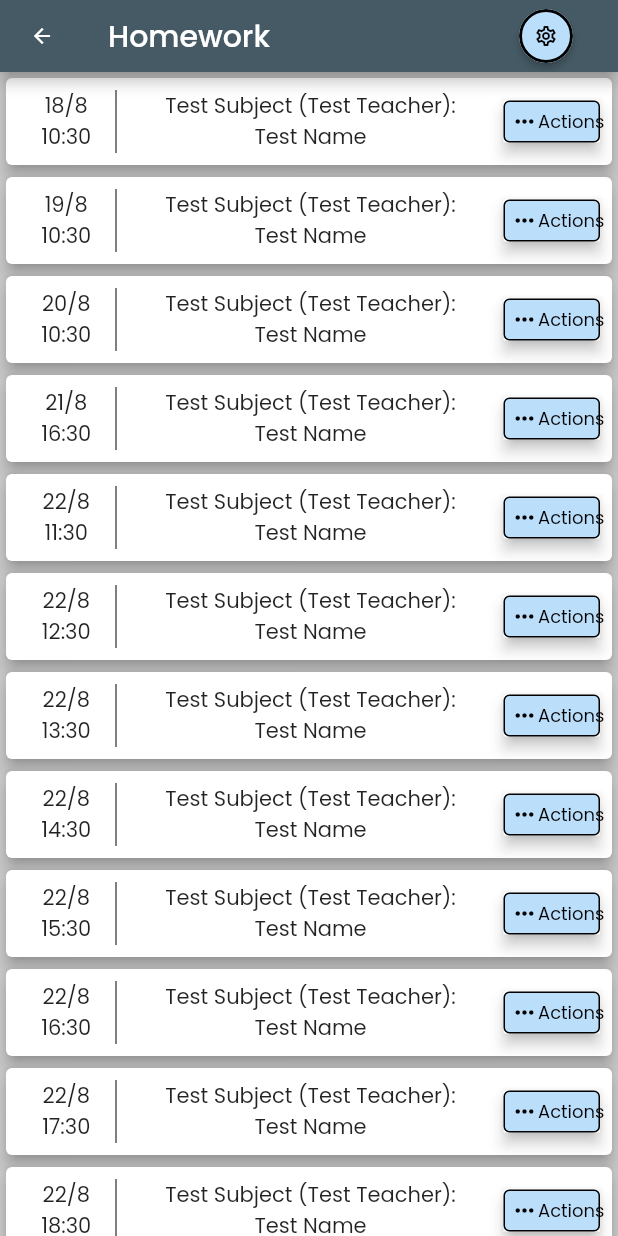
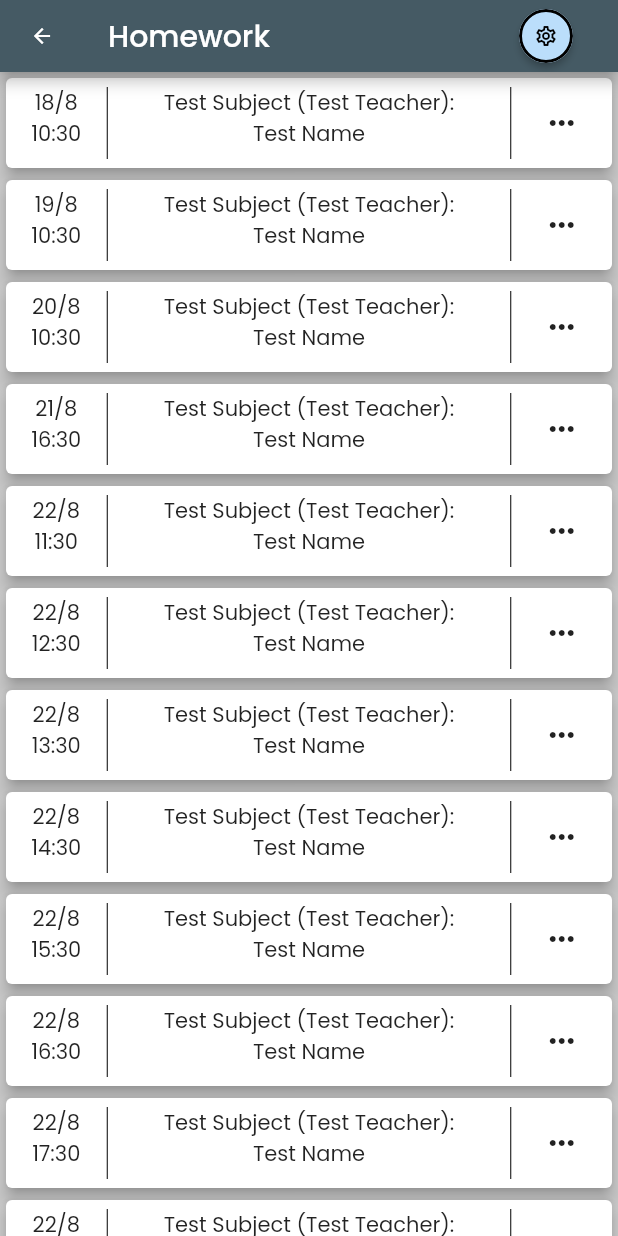
Before and after one commit to whitetxt/planner_app, a Flutter app: the HomeworkPage screen opened directly, on a phone screen of 412 x 824 dp. Run offline on Flutter 3.47's test engine with Material 2 defaults, Android fonts, the phone set to English and light mode, and no system bars; our stand-ins replace auto_size_text, google_fonts.

Commit message:
Fixed overflow on small screens on Homework page.

```diff
--- a/lib/homework.dart
+++ b/lib/homework.dart
@@ -30,7 +30,7 @@ class HomeworkWidget extends StatelessWidget {
     return Card(
       elevation: 4,
       child: Padding(
-        padding: const EdgeInsets.all(8.0),
+        padding: const EdgeInsets.fromLTRB(0, 6, 0, 6),
         child: IntrinsicHeight(
           child: Flex(
             direction: Axis.horizontal,
@@ -44,7 +44,7 @@ class HomeworkWidget extends StatelessWidget {
                   ],
                 ),
               ),
-              const VerticalDivider(width: 2),
+              const VerticalDivider(width: 1),
               Expanded(
                 flex: 4,
                 child: Column(
@@ -54,37 +54,11 @@ class HomeworkWidget extends StatelessWidget {
                   ],
                 ),
               ),
+              const VerticalDivider(width: 1),
               Expanded(
                 flex: 1,
                 child: PopupMenuButton(
-                  child: Material(
-                    elevation: 4,
-                    child: Container(
-                      decoration: BoxDecoration(
-                        borderRadius: BorderRadius.circular(4),
-                        border: Border.all(color: Colors.black),
-                        color: Theme.of(context).highlightColor,
-                      ),
-                      padding: const EdgeInsets.all(4),
-                      child: Row(
-                        mainAxisAlignment: MainAxisAlignment.center,
-                        children: const [
-                          Icon(
-                            Icons.more_horiz,
-                            color: Colors.black,
-                            size: 18,
-                          ),
-                          Text(
-                            "Actions",
-                            style: TextStyle(
-                              color: Colors.black,
-                              fontSize: 12,
-                            ),
-                          ),
-                        ],
-                      ),
-                    ),
-                  ),
+                  icon: const Icon(Icons.more_horiz),
                   itemBuilder: (context) => [
                     PopupMenuItem(
                       onTap: () {},
```
